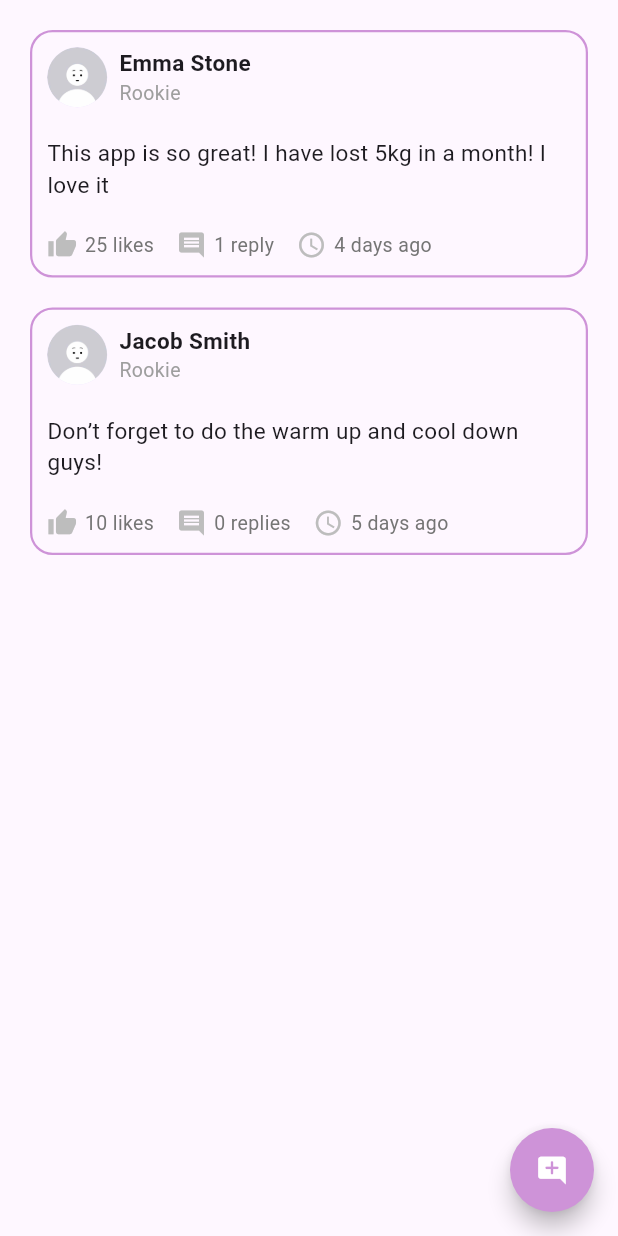
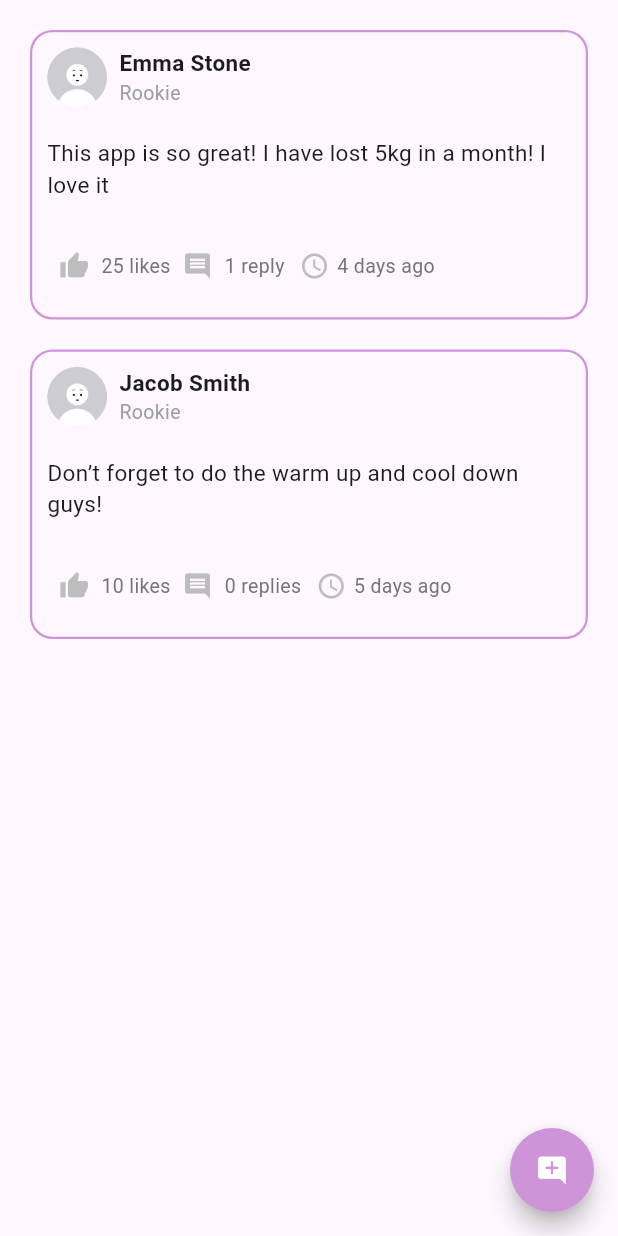
Before and after one commit to naomehmi/betterU-flutter-assignment, a Flutter app: the Community screen opened directly, on a phone screen of 412 x 824 dp. Run offline on Flutter 3.47's test engine with Material 3 defaults, Android fonts, the phone set to English and light mode, and no system bars; our stand-ins replace carousel_slider, gradient_borders, timeago, timeline_tile, youtube_player_flutter; accounts and stored records are empty.

Commit message:
like button

```diff
--- a/better_u/lib/main.dart
+++ b/better_u/lib/main.dart
@@ -1,6 +1,7 @@
 import 'package:better_u/main_app/better_u.dart';
 import 'package:better_u/screens/content/programs/all_programs_show.dart';
 import 'package:better_u/screens/content/videos/see_all_vids.dart';
+import 'package:better_u/screens/main/setting.dart';
 import 'package:better_u/state_management/forum_management.dart';
 import 'package:better_u/state_management/user_management.dart';
 import 'package:flutter/material.dart';
@@ -26,7 +27,8 @@
       routes: {
         '/home': (context) => const BetterU(),
         '/all-programs': (context) => const AllProgramsShow(),
-        '/all-videos': (context) => const AllVideosShow()
+        '/all-videos': (context) => const AllVideosShow(),
+        '/settings': (context) => const Setting()
       },
     );
   }
--- a/better_u/lib/main_app/better_u.dart
+++ b/better_u/lib/main_app/better_u.dart
@@ -58,7 +58,7 @@ class _BetterUState extends State<BetterU> {
       "Hi, ${Provider.of<UserManagement>(context, listen: false).loggedInUser.firstName}!",
       "${Provider.of<UserManagement>(context, listen: false).loggedInUser.firstName}'s Progress Tracker",
       "Community Posts",
-      "Profile"
+      "Profile",
     ];
     super.initState();
   }
--- a/better_u/lib/models/custom_widgets/forum_post.dart
+++ b/better_u/lib/models/custom_widgets/forum_post.dart
@@ -7,10 +7,7 @@ import 'package:provider/provider.dart';
 import 'package:timeago/timeago.dart' as timeago;
 
 class ForumPost extends StatefulWidget {
-  ForumPost({
-    super.key,
-    required this.post
-  });
+  ForumPost({super.key, required this.post});
 
   Post post;
 
@@ -22,38 +19,17 @@ class _ForumPostState extends State<ForumPost> {
   User? user;
   int? replies;
 
-  Widget group(IconData icon, String string){
-    return Row(
-      children: [
-        Icon(
-          icon,
-          size: 20,
-          color: Colors.grey[400],
-        ),
-        const SizedBox(width: 5,),
-        Text(
-          string,
-          style: TextStyle(
-            fontSize: 13,
-            color: Colors.grey[600]
-          ),
-        ),
-        const SizedBox(width: 15,)
-      ],
-    );
-  }
-
-  @override
-  void initState(){
-    super.initState();
-  }
-
   @override
   Widget build(BuildContext context) {
-    return Builder(
-      builder: (context) {
-    user = Provider.of<UserManagement>(context).allUsers.firstWhere((element) => element.email == widget.post.userEmail);
-    replies = Provider.of<ForumManagement>(context).allForums.where((element) => element.reply && element.replyToId == widget.post.id).length;
+    return Builder(builder: (context) {
+      user = Provider.of<UserManagement>(context)
+          .allUsers
+          .firstWhere((element) => element.email == widget.post.userEmail);
+      replies = Provider.of<ForumManagement>(context)
+          .allForums
+          .where(
+              (element) => element.reply && element.replyToId == widget.post.id)
+          .length;
       return Container(
         margin: const EdgeInsets.only(bottom: 20),
         decoration: BoxDecoration(
@@ -61,8 +37,7 @@ class _ForumPostState extends State<ForumPost> {
               color: Colors.purple[200]!,
               width: 1.5,
             ),
-            borderRadius: BorderRadius.circular(15)
-          ),
+            borderRadius: BorderRadius.circular(15)),
         child: Padding(
           padding: const EdgeInsets.all(10),
           child: Column(
@@ -74,23 +49,21 @@ class _ForumPostState extends State<ForumPost> {
                     radius: 20,
                     backgroundImage: AssetImage(user!.profilePic),
                   ),
-                    const SizedBox(width: 8,),
+                  const SizedBox(
+                    width: 8,
+                  ),
                   Column(
                     crossAxisAlignment: CrossAxisAlignment.start,
                     children: [
                       Text(
                         "${user!.firstName} ${user!.lastName}",
                         style: const TextStyle(
-                            fontSize: 15,
-                            fontWeight: FontWeight.bold
-                          ),
+                            fontSize: 15, fontWeight: FontWeight.bold),
                       ),
                       Text(
                         user!.role,
-                          style: const TextStyle(
-                            fontSize: 13,
-                            color: Colors.grey
-                          ),
+                        style:
+                            const TextStyle(fontSize: 13, color: Colors.grey),
                       )
                     ],
                   )
@@ -101,34 +74,80 @@ class _ForumPostState extends State<ForumPost> {
               ),
               Text(
                 widget.post.content,
-                  style: const TextStyle(
-                    fontSize: 15
-                  ),
+                style: const TextStyle(fontSize: 15),
               ),
               const SizedBox(
                 height: 20,
               ),
+              Row(children: [
+                Consumer<UserManagement>(
+                  builder: (context, user, child) => Row(
+                    children: [
+                      IconButton(
+                        visualDensity: const VisualDensity(horizontal: -4),
+                        iconSize: 20,
+                        icon: const Icon(Icons.thumb_up),
+                        color: user.loggedInUser.likedPosts.contains(widget.post.id) ? Colors.purple[200] : Colors.grey[400],
+                        onPressed: () {
+                          if(user.loggedInUser.likedPosts.contains(widget.post.id)){
+                            user.loggedInUser.likedPosts.remove(widget.post.id);
+                            widget.post.likes--;
+                          } else {
+                            user.loggedInUser.likedPosts.add(widget.post.id);
+                            widget.post.likes++;
+                          }
+                          setState(() {
+
+                          });
+                        },
+                      ),
+                      Text(
+                        '${widget.post.likes} likes',
+                        style: TextStyle(fontSize: 13, color: Colors.grey[600]),
+                      ),
+                    ],
+                  ),
+                ),
                 Row(
                   children: [
-                  group(
-                    Icons.thumb_up,
-                    '${widget.post.likes} likes'
+                    IconButton(
+                      visualDensity: const VisualDensity(horizontal: -4),
+                      iconSize: 20,
+                      icon: const Icon(Icons.comment),
+                      color: Colors.grey[400],
+                      onPressed: () {},
                     ),
-                  group(
-                    Icons.comment,
-                    '$replies ${replies == 1 ? "reply" : "replies"}'
+                    Text(
+                      '$replies ${replies == 1 ? "reply" : "replies"}',
+                      style: TextStyle(fontSize: 13, color: Colors.grey[600]),
                     ),
-                  group(
+                  ],
+                ),
+                Row(
+                  children: [
+                    const SizedBox(
+                      width: 10,
+                    ),
+                    Icon(
                       Icons.schedule,
-                    timeago.format(DateTime.now().subtract(DateTime.now().difference(widget.post.time)))
+                      size: 20,
+                      color: Colors.grey[400],
                     ),
-                  ]
-                )
+                    const SizedBox(
+                      width: 5,
+                    ),
+                    Text(
+                      timeago.format(DateTime.now().subtract(
+                          DateTime.now().difference(widget.post.time))),
+                      style: TextStyle(fontSize: 13, color: Colors.grey[600]),
+                    ),
+                  ],
+                ),
+              ])
             ],
           ),
         ),
       );
-      }
-    );
+    });
   }
 }
--- a/better_u/lib/models/drawer/drawer.dart
+++ b/better_u/lib/models/drawer/drawer.dart
@@ -95,11 +95,11 @@ class CustomDrawer extends StatelessWidget {
                   color: Color.fromARGB(255, 226, 189, 255)),
               title: const Text('Setting'),
               onTap: () {
-                changeIdx(4);
-                Navigator.pop(context);
+                Navigator.pushNamed(context, '/settings');
+                //Navigator.pop(context);
               },
             ),
-            Divider(),
+            const Divider(),
             ListTile(
               leading: const Icon(Icons.logout,
                   color: Color.fromARGB(255, 205, 141, 255)),
--- a/better_u/lib/models/objects/user.dart
+++ b/better_u/lib/models/objects/user.dart
@@ -7,10 +7,12 @@ class User {
       required this.email,
       required this.password,
       required this.completedWorkouts,
+      required this.likedPosts,
       this.gender = Gender.other,
       this.autoPlay = false,
       this.profilePic = 'assets/other/default-profile.jpg',
-      this.role = 'Rookie'});
+      this.role = 'Rookie',
+    });
 
   String firstName;
   String? lastName;
@@ -21,4 +23,5 @@ class User {
   bool autoPlay;
   String profilePic;
   String role;
+  Set<int> likedPosts;
 }
--- a/better_u/lib/screens/main/community.dart
+++ b/better_u/lib/screens/main/community.dart
@@ -15,11 +15,9 @@ class Community extends StatefulWidget {
 
 class _CommunityState extends State<Community> {
   void refreshCommunityPost(replyOrNot, content){
-    // setState(() {});
     String email = Provider.of<UserManagement>(context, listen: false).loggedInUser.email;
     Provider.of<ForumManagement>(context, listen: false).newPost(email, false, content);
     Navigator.pop(context);
-    // setState(() {});
   }
 
   @override
@@ -28,12 +26,6 @@ class _CommunityState extends State<Community> {
       builder: (context, posts, child){
 
     List<Post> allPosts = Provider.of<ForumManagement>(context).allForums.where((element) => !element.reply).toList();
-
-    print("AAAAAAAAAAAAAAAAAAAAA");
-
-      for (var e in allPosts) {
-        print(e.userEmail);
-      }
 
         return Scaffold(
         body: SingleChildScrollView(
--- a/better_u/lib/screens/main/setting.dart
+++ b/better_u/lib/screens/main/setting.dart
@@ -5,8 +5,8 @@ class Setting extends StatelessWidget {
 
   @override
   Widget build(BuildContext context) {
-    return Scaffold(
-      body: Text("Setting"),
+    return const Scaffold(
+      body: Center(child: Text("Setting")),
     );
   }
 }
--- a/better_u/lib/state_management/forum_management.dart
+++ b/better_u/lib/state_management/forum_management.dart
@@ -35,8 +35,6 @@ class ForumManagement extends ChangeNotifier {
   void newPost(email, reply, content){
     allForums.insert(0, Post(id: nextId, userEmail: email, reply: reply, likes: 0, time: DateTime.now(), content: content));
     nextId++;
-    print(allForums[0].userEmail);
-    print(allForums[0].content);
     notifyListeners();
   }
 }
--- a/better_u/lib/state_management/user_management.dart
+++ b/better_u/lib/state_management/user_management.dart
@@ -18,19 +18,23 @@ class UserManagement extends ChangeNotifier {
           }
         },
         gender: Gender.female,
-        profilePic: 'assets/other/profile-picture.jpg'),
+        profilePic: 'assets/other/profile-picture.jpg',
+        likedPosts: {2}
+      ),
     User(
         firstName: 'Emma',
         lastName: 'Stone',
         email: 'emmastone@gmail.com',
         password: '1234',
-        completedWorkouts: {}),
+        completedWorkouts: {},
+        likedPosts: {}),
     User(
         firstName: 'Jacob',
         lastName: 'Smith',
         email: 'coolguy@gmail.com',
         password: '1234',
-        completedWorkouts: {}),
+        completedWorkouts: {},
+        likedPosts: {}),
   ];
 
   // user who logged in credentials
@@ -39,7 +43,7 @@ class UserManagement extends ChangeNotifier {
       lastName: '',
       email: '',
       password: '',
-      completedWorkouts: {});
+      completedWorkouts: {}, likedPosts: {});
 
   // for wrong inputs
   User emptyUser = User(
@@ -47,7 +51,8 @@ class UserManagement extends ChangeNotifier {
       lastName: '',
       email: '',
       password: '',
-      completedWorkouts: {});
+      completedWorkouts: {},
+      likedPosts: {});
 
   // check user credentials when logging in
   bool userLoginCreds(String inputEmail, String inputPassword) {
@@ -94,7 +99,8 @@ class UserManagement extends ChangeNotifier {
         email: email,
         password: password,
         completedWorkouts: {},
-        gender: gender));
+        gender: gender,
+        likedPosts: {}));
     notifyListeners();
   }
 
```
Also changed, not shown: better_u/lib/models/custom_widgets/add_post.dart (+25 -6 lines), better_u/lib/screens/main/profile.dart (+4 -6 lines). Lines whose indentation alone changed are shown as unchanged.
